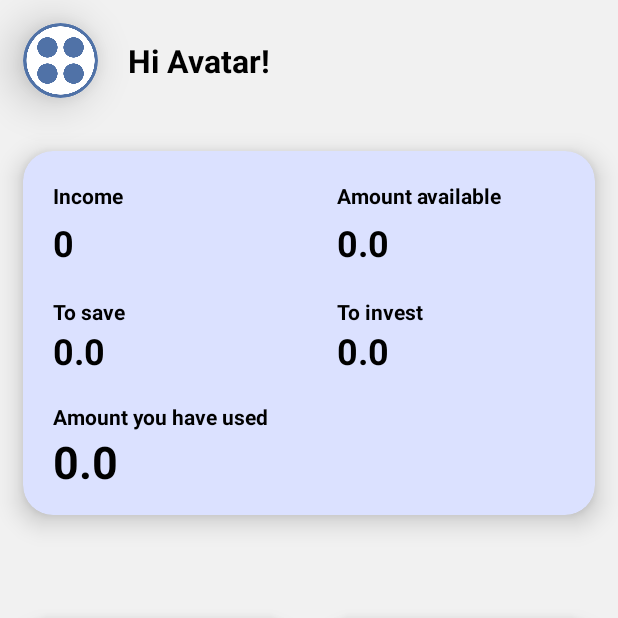
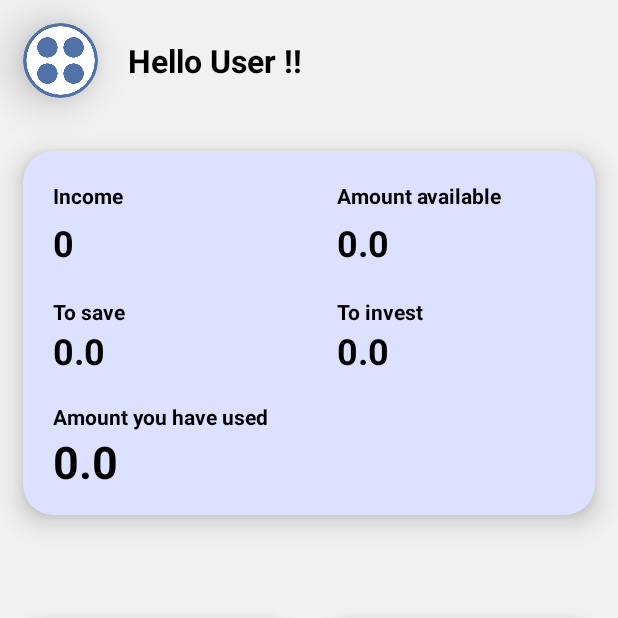
Before and after one commit to DroidNin/ExpenseEase, an Android app: the MainActivity screen opened directly, with no data from a screen before it, on a phone screen of 412 x 824 dp, the top half of it. Run offline under Robolectric (Android 15) with nearby library versions, the phone set to English and light mode, and no system bars; libraries missing offline, so code that uses them is left out: com.google.mlkit.vision.

Commit message:
added showing username as name on the MainActivity.kt

```diff
--- a/app/src/main/java/com/example/expenseease/MainActivity.kt
+++ b/app/src/main/java/com/example/expenseease/MainActivity.kt
@@ -32,6 +32,7 @@ class MainActivity : AppCompatActivity() {
         super.onCreate(savedInstanceState)
         setContentView(R.layout.activity_main)
         updateDisplay()
+        displayUsername()
 
         // Get the passed income from the intent
         val sharedPreferences = getSharedPreferences("UserPreferences", MODE_PRIVATE)
@@ -79,6 +80,11 @@ class MainActivity : AppCompatActivity() {
             val drawerLayout: DrawerLayout? = findViewById(R.id.drawer_layout)
             drawerLayout?.openDrawer(GravityCompat.START)
         }
+    }
+    private fun displayUsername() {
+        val sharedPreferences = getSharedPreferences("user_prefs", MODE_PRIVATE)
+        val username = sharedPreferences.getString("current_user", "User") // Default to "No User" if not found
+        findViewById<TextView>(R.id.textView6).text = "Hello $username !!"
     }
     override fun onResume() {
         super.onResume()
--- a/app/src/main/res/layout/activity_main.xml
+++ b/app/src/main/res/layout/activity_main.xml
@@ -10,16 +10,16 @@
     android:fitsSystemWindows="true"
     tools:context=".MainActivity">
 
-    <com.google.android.material.navigation.NavigationView
-        android:id="@+id/nav_view"
-        android:layout_width="wrap_content"
-        android:layout_height="match_parent"
-        android:layout_gravity="start"
-        android:background="#F1F1F1"
-        android:elevation="20dp"
-        app:elevation="20dp"
-        app:headerLayout="@layout/header_menu"
-        app:menu="@menu/drawer_menu" />
+<!--    <com.google.android.material.navigation.NavigationView-->
+<!--        android:id="@+id/nav_view"-->
+<!--        android:layout_width="wrap_content"-->
+<!--        android:layout_height="match_parent"-->
+<!--        android:layout_gravity="start"-->
+<!--        android:background="#F1F1F1"-->
+<!--        android:elevation="20dp"-->
+<!--        app:elevation="20dp"-->
+<!--        app:headerLayout="@layout/header_menu"-->
+<!--        app:menu="@menu/drawer_menu" />-->
 
     <androidx.constraintlayout.widget.ConstraintLayout
         android:layout_width="match_parent"
```
Also changed, not shown: app/src/main/java/com/example/expenseease/Sign_up.kt (+11 -13 lines).
